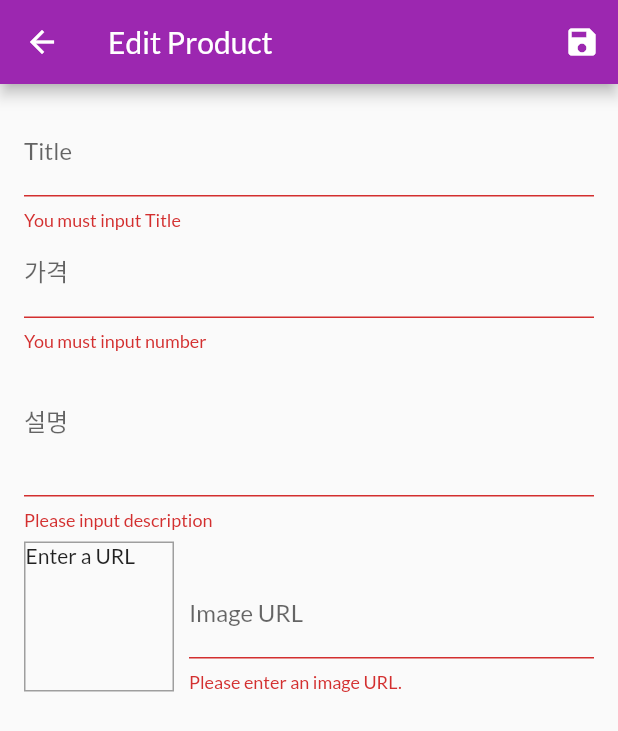
After one commit to TaeseongYun/learning-Flutter, a Flutter app: the EditProductsPage screen opened by its route, after a tap on the "save" icon, on a phone screen of 412 x 824 dp. The commit adds this screen. Shown: the top 731 px of the screen. Run offline on Flutter 3.47's test engine with Material 2 defaults, Android fonts, the phone set to English and light mode, and no system bars; our stand-ins replace badges; network calls fail.

Commit message:
#33 create: firbase, modify: Center CircularProressbar

```diff
--- a/forth_shop_app/lib/main.dart
+++ b/forth_shop_app/lib/main.dart
@@ -1,9 +1,11 @@
 import 'package:flutter/material.dart';
 import 'package:forth_shop_app/providers/orders.dart';
+import 'package:forth_shop_app/ui/pages/edit_products_page.dart';
 import 'package:forth_shop_app/ui/pages/home.dart';
 import 'package:forth_shop_app/ui/pages/orders_page.dart';
 import 'package:forth_shop_app/ui/pages/product_cartlist_page.dart';
 import 'package:forth_shop_app/ui/pages/product_detail_page.dart';
+import 'package:forth_shop_app/ui/pages/user_products_page.dart';
 import './routers/route.dart';
 import './providers/product_provider.dart';
 import 'package:provider/provider.dart';
@@ -40,6 +42,8 @@ class MyApp extends StatelessWidget {
           Router.detailItemPage: (context) => ProductDetailPage(),
           Router.listCartPage: (context) => ProductCartListPageState(),
           Router.ordersPage: (context) => OrdersPage(),
+          Router.userProductPage: (context) => UserProductsPage(),
+          Router.editProductsPage: (context) => EditProductsPage(),
         },
       ),
     );
--- a/forth_shop_app/lib/providers/product_provider.dart
+++ b/forth_shop_app/lib/providers/product_provider.dart
@@ -1,4 +1,8 @@
+import 'dart:convert';
+
 import 'package:flutter/material.dart';
+import 'package:forth_shop_app/routers/route.dart';
+import 'package:http/http.dart' as http;
 import './product.dart';
 
 class Products with ChangeNotifier {
@@ -39,22 +43,47 @@ class Products with ChangeNotifier {
 
   List<Product> get items => _items;
 
-  List<Product> get favoriteItems => _items.where((prodItem) => prodItem.isFavorite).toList();
+  List<Product> get favoriteItems =>
+      _items.where((prodItem) => prodItem.isFavorite).toList();
 
-  // var _showFavoriteOnly = false;
-
-
-  // void showFavoritesOnly() {
-  //   _showFavoriteOnly = true;
-  //   notifyListeners();
-  // }
-
-  // void showAll() {
-  //   _showFavoriteOnly = false;
-  //   notifyListeners();
-  // }
+  Future<void> addProduct(Product product) {
+    return http
+        .post(
+      Router.productUrl,
+      body: json.encode({
+        'title': product.title,
+        'description': product.description,
+        'price': product.price,
+        'isFravorite': product.isFavorite,
+        'imageUrl': product.imageUrl
+      }),
+    )
+        .then((res) {
+      print(json.decode(res.body));
+      final newProduct = Product(
+        title: product.title,
+        description: product.description,
+        id: json.decode(res.body)['name'],
+        imageUrl: product.imageUrl,
+        price: product.price,
+      );
+      _items.add(newProduct);
+      notifyListeners();
+    });
+  }
 
   Product findById(String id) {
     return _items.firstWhere((prod) => prod.id == id);
   }
+
+  void removedProduct(String id) {
+    _items.removeWhere((prod) => prod.id == id);
+    notifyListeners();
+  }
+
+  void updateProduct(String id, Product newProduct) {
+    final prodIndex = _items.indexWhere((prod) => prod.id == id);
+    _items[prodIndex] = newProduct;
+    notifyListeners();
+  }
 }
--- a/forth_shop_app/lib/routers/route.dart
+++ b/forth_shop_app/lib/routers/route.dart
@@ -3,6 +3,13 @@ class Router {
   static const String homePage = '/';
   static const String listCartPage = '/listCartPage';
   static const String ordersPage = '/orders';
+  static const String userProductPage = '/userProducts';
+  static const String editProductsPage = '/edit-products';
 
+  static const String urlPattern =
+      r'(http(s)?|ftp)://([-A-z0-9.]+)(/[-A-Z0-9+&@#/%=~_|!:,.;]*)?(\?[A-Z0-9+&@#/%=~_|!:,.;]*)?';
   static const String dateFormat = 'yyyy/MM/dd   HH:mm';
+
+  //firebase URL
+  static const String productUrl = 'https://fluttershopapp-29105.firebaseio.com/products.json';
 }
--- /dev/null
+++ b/forth_shop_app/lib/ui/pages/edit_products_page.dart
@@ -0,0 +1,274 @@
+import 'package:flutter/material.dart';
+import 'package:forth_shop_app/providers/product.dart';
+import 'package:provider/provider.dart';
+import '../../routers/route.dart';
+import '../../providers/product_provider.dart';
+
+class EditProductsPage extends StatefulWidget {
+  @override
+  _EditProductsPageState createState() => _EditProductsPageState();
+}
+
+class _EditProductsPageState extends State<EditProductsPage> {
+  final _priceFocusNode = FocusNode();
+  final _descriptionFocusNode = FocusNode();
+  final _imageUrlController = TextEditingController();
+  final _imageUrlFocusNode = FocusNode();
+  final _form = GlobalKey<FormState>();
+
+  var _edittedProduct = Product(
+    id: null,
+    title: '',
+    price: 0,
+    description: '',
+    imageUrl: '',
+  );
+  var _isInit = true;
+  var _isLoading = false;
+  var _initValue = {
+    'title': '',
+    'description': '',
+    'price': '',
+    'imageUrl': ''
+  };
+
+  void _updateImageURL() {
+    var urlPattern = Router.urlPattern;
+    var result = new RegExp(urlPattern, caseSensitive: false)
+        .hasMatch(_imageUrlController.text);
+    // print(result);
+    if (!_imageUrlFocusNode.hasFocus) {
+      if (result) {
+        return;
+      }
+      setState(() {});
+    }
+  }
+
+  @override
+  void initState() {
+    _imageUrlFocusNode.addListener(_updateImageURL);
+    super.initState();
+  }
+
+  @override
+  void didChangeDependencies() {
+    if (_isInit) {
+      final productId = ModalRoute.of(context).settings.arguments as String;
+      if (productId != null) {
+        _edittedProduct =
+            Provider.of<Products>(context, listen: false).findById(productId);
+        _initValue = {
+          'title': _edittedProduct.title,
+          'description': _edittedProduct.description,
+          'imageUrl': '',
+          'price': _edittedProduct.price.toString()
+        };
+        _imageUrlController.text = _edittedProduct.imageUrl;
+      }
+    }
+    _isInit = false;
+    super.didChangeDependencies();
+  }
+
+  @override
+  void dispose() {
+    _imageUrlFocusNode.removeListener(_updateImageURL);
+    _priceFocusNode.dispose();
+    _descriptionFocusNode.dispose();
+    _imageUrlController.dispose();
+    _imageUrlFocusNode.dispose();
+    super.dispose();
+  }
+
+  void _saveForm() {
+    final isVaild = _form.currentState.validate();
+    if (!isVaild) {
+      return;
+    }
+    _form.currentState.save();
+    setState(() {
+      _isLoading = true;
+    });
+
+    if (_edittedProduct.id != null) {
+      Provider.of<Products>(context, listen: false)
+          .updateProduct(_edittedProduct.id, _edittedProduct);
+      setState(() {
+        _isLoading = false;
+      });
+      Navigator.of(context).pop();
+    } else {
+      Provider.of<Products>(context, listen: false)
+          .addProduct(_edittedProduct)
+          .then((_) {
+        setState(() {
+          _isLoading = false;
+        });
+        Navigator.of(context).pop();
+      });
+    }
+  }
+
+  @override
+  Widget build(BuildContext context) {
+    return Scaffold(
+      appBar: AppBar(
+        title: Text('Edit Product'),
+        actions: <Widget>[
+          IconButton(
+            icon: Icon(Icons.save),
+            onPressed: _saveForm,
+          )
+        ],
+      ),
+      body: _isLoading
+          ? Center(
+              child: CircularProgressIndicator(),
+            )
+          : Padding(
+              padding: const EdgeInsets.all(16.0),
+              child: Form(
+                key: _form,
+                child: ListView(
+                  children: <Widget>[
+                    TextFormField(
+                        initialValue: _initValue['title'],
+                        decoration: InputDecoration(
+                          labelText: 'Title',
+                        ),
+                        validator: (value) =>
+                            value.isEmpty ? 'You must input Title' : null,
+                        textInputAction: TextInputAction.next,
+                        onFieldSubmitted: (_) => FocusScope.of(context)
+                            .requestFocus(_priceFocusNode),
+                        onSaved: (value) {
+                          _edittedProduct = Product(
+                            title: value,
+                            price: _edittedProduct.price,
+                            imageUrl: _edittedProduct.imageUrl,
+                            description: _edittedProduct.description,
+                            id: _edittedProduct.id,
+                            isFavorite: _edittedProduct.isFavorite,
+                          );
+                        }),
+                    TextFormField(
+                      initialValue: _initValue['price'],
+                      decoration: InputDecoration(
+                        labelText: '가격',
+                      ),
+                      textInputAction: TextInputAction.next,
+                      keyboardType: TextInputType.number,
+                      focusNode: _priceFocusNode,
+                      validator: (value) {
+                        if (double.tryParse(value) == null) {
+                          return 'You must input number';
+                        } else if (double.parse(value) <= 0) {
+                          return 'You must input greater than 0';
+                        } else if (value.isEmpty) {
+                          return 'Please enter a price.';
+                        }
+                        return null;
+                      },
+                      onFieldSubmitted: (_) => FocusScope.of(context)
+                          .requestFocus(_descriptionFocusNode),
+                      onSaved: (value) => _edittedProduct = Product(
+                        title: _edittedProduct.title,
+                        price: double.parse(value),
+                        imageUrl: _edittedProduct.imageUrl,
+                        description: _edittedProduct.description,
+                        id: _edittedProduct.id,
+                        isFavorite: _edittedProduct.isFavorite,
+                      ),
+                    ),
+                    TextFormField(
+                      initialValue: _initValue['description'],
+                      decoration: InputDecoration(
+                        labelText: '설명',
+                      ),
+                      textInputAction: TextInputAction.next,
+                      maxLines: 3,
+                      keyboardType: TextInputType.multiline,
+                      validator: (inputValue) {
+                        if (inputValue.isEmpty) {
+                          return 'Please input description';
+                        } else if (inputValue.length < 10) {
+                          return '10자 이상 입력해주세요.';
+                        }
+                        return null;
+                      },
+                      focusNode: _descriptionFocusNode,
+                      onSaved: (value) {
+                        _edittedProduct = Product(
+                          title: _edittedProduct.title,
+                          price: _edittedProduct.price,
+                          imageUrl: _edittedProduct.imageUrl,
+                          description: value,
+                          id: _edittedProduct.id,
+                          isFavorite: _edittedProduct.isFavorite,
+                        );
+                      },
+                    ),
+                    Row(
+                      crossAxisAlignment: CrossAxisAlignment.end,
+                      children: <Widget>[
+                        Container(
+                          width: 100,
+                          height: 100,
+                          margin: EdgeInsets.only(top: 8, right: 10),
+                          decoration: BoxDecoration(
+                            border: Border.all(width: 1, color: Colors.grey),
+                          ),
+                          child: Container(
+                            child: _imageUrlController.text.isEmpty
+                                ? Text('Enter a URL')
+                                : FittedBox(
+                                    child: Image.network(
+                                      _imageUrlController.text,
+                                      fit: BoxFit.cover,
+                                    ),
+                                  ),
+                          ),
+                        ),
+                        Expanded(
+                          child: TextFormField(
+                            decoration: InputDecoration(labelText: 'Image URL'),
+                            keyboardType: TextInputType.url,
+                            textInputAction: TextInputAction.done,
+                            controller: _imageUrlController,
+                            focusNode: _imageUrlFocusNode,
+                            validator: (value) {
+                              if (value.isEmpty) {
+                                return 'Please enter an image URL.';
+                              }
+                              if (!value.startsWith('http') &&
+                                  !value.startsWith('https')) {
+                                return 'Please enter a valid URL.';
+                              }
+                              if (!value.endsWith('.png') &&
+                                  !value.endsWith('.jpg') &&
+                                  !value.endsWith('.jpeg')) {
+                                return 'Please enter a valid image';
+                              }
+                              return null;
+                            },
+                            onFieldSubmitted: (_) => _saveForm(),
+                            onSaved: (value) => _edittedProduct = Product(
+                              title: _edittedProduct.title,
+                              price: _edittedProduct.price,
+                              imageUrl: value,
+                              description: _edittedProduct.description,
+                              id: _edittedProduct.id,
+                              isFavorite: _edittedProduct.isFavorite,
+                            ),
+                          ),
+                        ),
+                      ],
+                    )
+                  ],
+                ),
+              ),
+            ),
+    );
+  }
+}
--- a/forth_shop_app/lib/ui/widgets/my_shop_drawer.dart
+++ b/forth_shop_app/lib/ui/widgets/my_shop_drawer.dart
@@ -35,6 +35,12 @@ class MyShopDrawer extends StatelessWidget {
             Icons.shopping_cart,
             () => _selectListTile(context, Router.ordersPage),
           ),
+          Divider(),
+          _buildListTile(
+            'Manage Products',
+            Icons.edit,
+            () => _selectListTile(context, Router.userProductPage),
+          ),
         ],
       ),
     );
--- a/forth_shop_app/pubspec.yaml
+++ b/forth_shop_app/pubspec.yaml
@@ -22,6 +22,7 @@ dependencies:
   provider: ^3.1.0
   badges: ^1.1.0
   intl: ^0.16.0
+  http: ^0.12.0+2
 
   # The following adds the Cupertino Icons font to your application.
   # Use with the CupertinoIcons class for iOS style icons.
@@ -30,6 +31,7 @@ dependencies:
 dev_dependencies:
   flutter_test:
     sdk: flutter
+
 
 
 # For information on the generic Dart part of this file, see the
```
Also changed, not shown: forth_shop_app/lib/ui/pages/user_products_page.dart (added, +43 -0 lines), forth_shop_app/lib/ui/widgets/cart_item.dart (+17 -1 lines), forth_shop_app/lib/ui/widgets/user_product_item.dart (added, +41 -0 lines), forth_shop_app/pubspec.lock, 10 other files.
